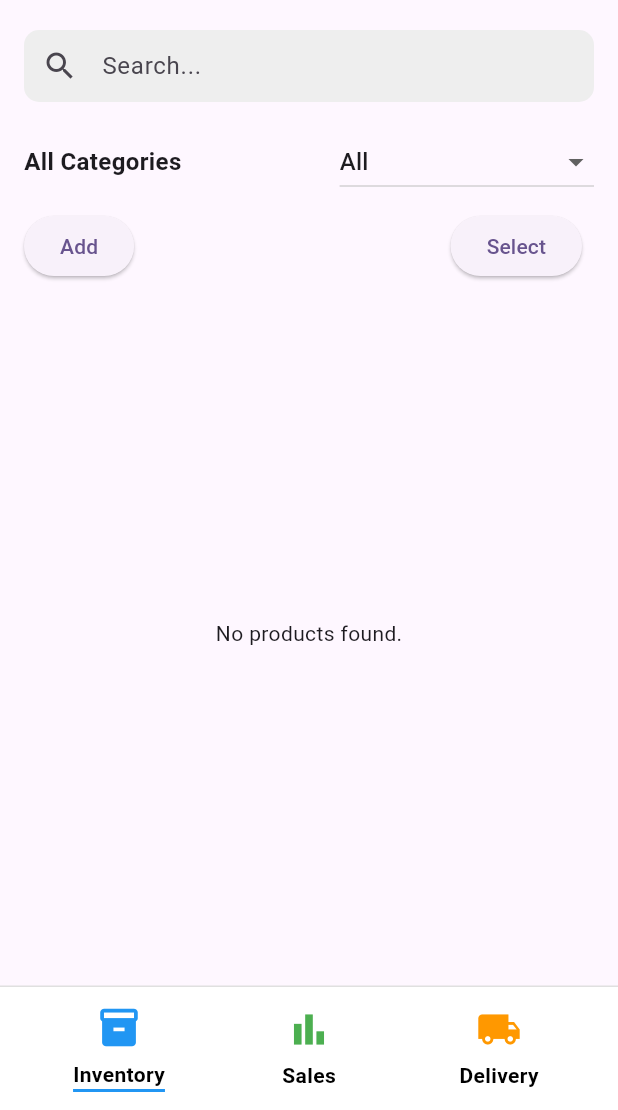
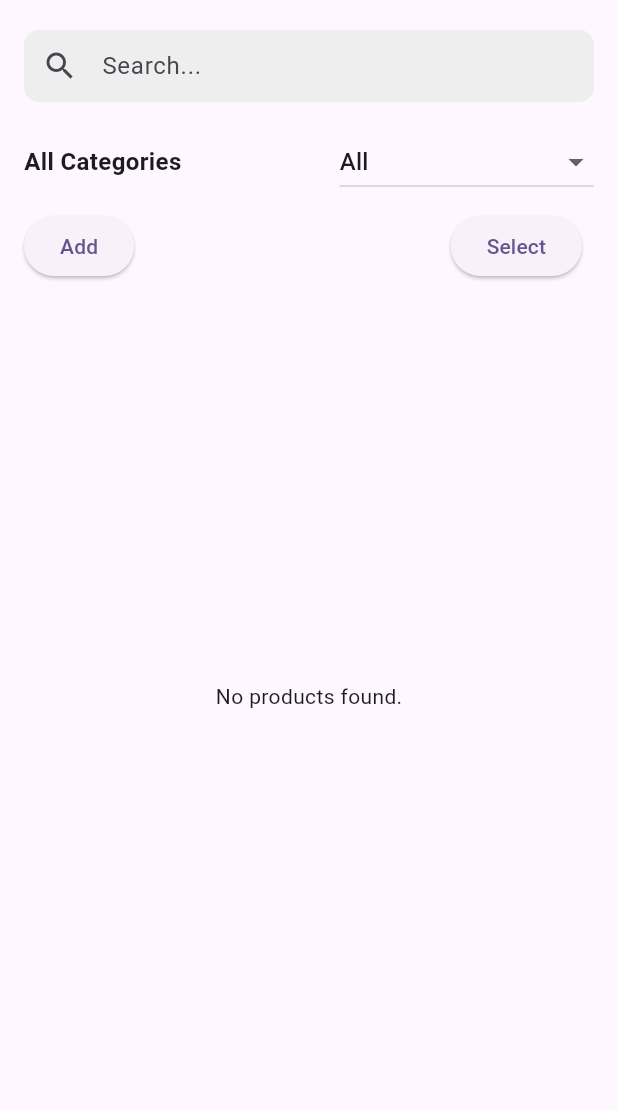
Before and after one commit to roheryo/MamaAbbysMNVGMNT, a Flutter app: the InventoryPage screen opened by its route, on a phone screen of 412 x 824 dp, the part 126-1236 px from its top. Run offline on Flutter 3.47's test engine with Material 3 defaults, Android fonts, the phone set to English and light mode, and no system bars; our stand-ins replace image_picker, modal_progress_hud_nsn, snippet_coder_utils, sqflite, sqflite_common_ffi; accounts and stored records are empty.

Commit message:
Buttons Navigation for Inventory Sales Delivery Pages UPDATE and new file added main_navigation for the navigation buttons per pages

```diff
--- a/lib/pages/inventory_page.dart
+++ b/lib/pages/inventory_page.dart
@@ -791,50 +791,6 @@ class _InventoryPageState extends State<InventoryPage> {
                     ),
             ),
           ),
-          Container(
-            padding:
-                const EdgeInsets.symmetric(horizontal: 16, vertical: 12),
-            decoration: BoxDecoration(
-              color: Colors.white,
-              border: Border(top: BorderSide(color: Colors.grey.shade300)),
-            ),
-            child: Row(
-              mainAxisAlignment: MainAxisAlignment.spaceBetween,
-              children: [
-                _buildNavItem(
-                  icon: Icons.inventory,
-                  label: "Inventory",
-                  isActive: true,
-                  color: Colors.blue,
-                  onTap: () {},
-                ),
-                _buildNavItem(
-                  icon: Icons.bar_chart,
-                  label: "Sales",
-                  isActive: false,
-                  color: Colors.green,
-                  onTap: () {
-                    Navigator.pushReplacement(
-                      context,
-                      MaterialPageRoute(builder: (_) => const SalesPage()),
-                    );
-                  },
-                ),
-                _buildNavItem(
-                  icon: Icons.local_shipping,
-                  label: "Delivery",
-                  isActive: false,
-                  color: Colors.orange,
-                  onTap: () {
-                    Navigator.pushReplacement(
-                      context,
-                      MaterialPageRoute(builder: (_) => const DeliveryPage()),
-                    );
-                  },
-                ),
-              ],
-            ),
-          ),
         ],
       ),
     );
```
Also changed, not shown: lib/main.dart (+6 -5 lines), lib/pages/delivery_page.dart (+0 -49 lines), lib/pages/login_page.dart (+4 -8 lines), lib/pages/main_navigation.dart (added, +103 -0 lines), lib/pages/sales_page.dart (+0 -45 lines).
